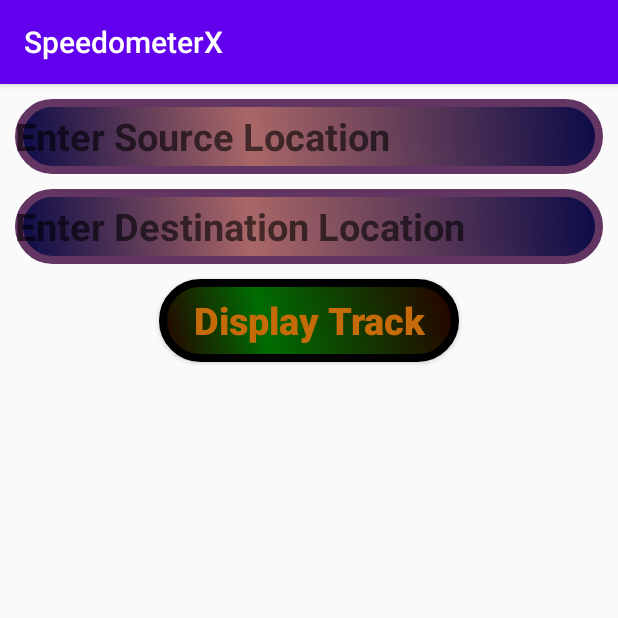
After one commit to AbdullahAlMohaimen/TrackingRoadZ, an Android app: the TrackOn screen opened directly, with no data from a screen before it, on a phone screen of 412 x 824 dp, the top half of it. The commit adds this screen. Run offline under Robolectric (Android 15) with nearby library versions, the phone set to English and light mode, and no system bars.

Commit message:
Track On

```diff
--- a/app/build.gradle
+++ b/app/build.gradle
@@ -32,6 +32,7 @@
     implementation 'com.google.firebase:firebase-firestore:11.6.0'
     implementation 'com.google.android.gms:play-services-location:11.6.0'
     implementation 'com.google.android.gms:play-services:11.6.0'
+
     //implementation 'com.google.android.libraries.places:places:2.2.0'
     testImplementation 'junit:junit:4.12'
     androidTestImplementation 'androidx.test.ext:junit:1.1.2'
--- /dev/null
+++ b/app/src/main/java/com/example/trackingroad/TrackOn.java
@@ -0,0 +1,70 @@
+package com.example.trackingroad;
+
+import androidx.appcompat.app.AppCompatActivity;
+
+import android.content.ActivityNotFoundException;
+import android.content.Intent;
+import android.net.Uri;
+import android.os.Bundle;
+import android.view.View;
+import android.widget.Button;
+import android.widget.EditText;
+import android.widget.Toast;
+
+public class TrackOn extends AppCompatActivity {
+
+    EditText etSource,etDestination;
+    Button btTrack;
+    @Override
+    protected void onCreate(Bundle savedInstanceState) {
+        super.onCreate(savedInstanceState);
+        setContentView(R.layout.activity_track_on);
+
+
+        etSource=(EditText)findViewById(R.id.et_sourceT);
+        etDestination=(EditText)findViewById(R.id.et_destinationT);
+        btTrack=(Button)findViewById(R.id.bt_trackT);
+
+
+        btTrack.setOnClickListener(new View.OnClickListener() {
+            @Override
+            public void onClick(View view) {
+
+                String sSource=etSource.getText().toString().trim();
+                String sDestination=etDestination.getText().toString().trim();
+
+
+                if(sSource.equals("") && sDestination.equals(""))
+                {
+                    //when both location are blank
+                    Toast.makeText(getApplicationContext(),"Enter both location",Toast.LENGTH_SHORT).show();
+                }else {
+
+                    DisplayTrack(sSource,sDestination);
+                }
+            }
+        });
+    }
+
+
+
+    private void DisplayTrack(String sSource, String sDestination) {
+
+        try{
+            //when google map is installed
+            Uri uri=Uri.parse("https://www.google.co.in/maps/dir/"+sSource+"/"+sDestination);
+
+            Intent map=new Intent(Intent.ACTION_VIEW,uri);
+            map.setPackage("com.google.android.apps.maps");
+            map.setFlags(Intent.FLAG_ACTIVITY_NEW_TASK);
+            startActivity(map);
+        }catch (ActivityNotFoundException e)
+        {
+            //when google map is not installed
+            Uri uri=Uri.parse("https://play.google.com/store/apps/details?id=com.google.android.apps.maps");
+            Intent mapS=new Intent(Intent.ACTION_VIEW,uri);
+            mapS.setFlags(Intent.FLAG_ACTIVITY_NEW_TASK);
+            startActivity(mapS);
+        }
+    }
+}
--- a/app/src/main/res/drawable/logical.xml
+++ b/app/src/main/res/drawable/logical.xml
@@ -20,7 +20,7 @@
         android:bottom="0dp"
         />
     <size
-        android:width="180dp"
+        android:width="200dp"
         android:height="55dp"
         />
     <stroke
--- a/app/src/main/res/layout/activity_login.xml
+++ b/app/src/main/res/layout/activity_login.xml
@@ -276,7 +276,7 @@
                 android:background="@drawable/logical"
                 android:text="Gas Station" />
             <Button
-                android:id="@+id/exitId"
+                android:id="@+id/trackId"
                 android:layout_width="wrap_content"
                 android:layout_height="wrap_content"
                 android:layout_marginLeft="10dp"
@@ -284,7 +284,7 @@
                 android:textSize="24dp"
                 android:textColor="@color/d"
                 android:background="@drawable/logical"
-                 android:text="Exit" />
+                 android:text="Track On" />
         </LinearLayout>
     </LinearLayout>
 </LinearLayout>
--- /dev/null
+++ b/app/src/main/res/layout/activity_track_on.xml
@@ -0,0 +1,47 @@
+<?xml version="1.0" encoding="utf-8"?>
+<LinearLayout xmlns:android="http://schemas.android.com/apk/res/android"
+    xmlns:app="http://schemas.android.com/apk/res-auto"
+    xmlns:tools="http://schemas.android.com/tools"
+    android:layout_width="match_parent"
+    android:layout_height="match_parent"
+    android:orientation="vertical"
+    android:padding="10dp"
+    android:layout_gravity="center_horizontal"
+    tools:context=".TrackOn">
+
+
+    <EditText
+        android:id="@+id/et_sourceT"
+        android:layout_width="match_parent"
+        android:layout_height="wrap_content"
+        android:textStyle="bold"
+        android:textSize="25dp"
+        android:background="@drawable/background_button"
+        android:textColor="@color/d"
+        android:hint="Enter Source Location" />
+
+    <EditText
+        android:id="@+id/et_destinationT"
+        android:layout_width="match_parent"
+        android:layout_height="wrap_content"
+        android:textStyle="bold"
+        android:textSize="25dp"
+        android:layout_marginTop="10dp"
+        android:background="@drawable/background_button"
+        android:textColor="@color/d"
+        android:hint="Enter Destination Location" />
+
+    <Button
+        android:id="@+id/bt_trackT"
+        android:layout_width="wrap_content"
+        android:layout_gravity="center_horizontal"
+        android:background="@drawable/logical"
+        android:layout_marginTop="10dp"
+        android:layout_height="wrap_content"
+        android:textColor="@color/m"
+        android:textSize="25dp"
+        android:textStyle="bold"
+        android:textAllCaps="false"
+        android:text="Display Track" />
+
+</LinearLayout>
```
Also changed, not shown: app/src/main/AndroidManifest.xml (+7 -5 lines), app/src/main/java/com/example/trackingroad/Login.java (+6 -4 lines).
